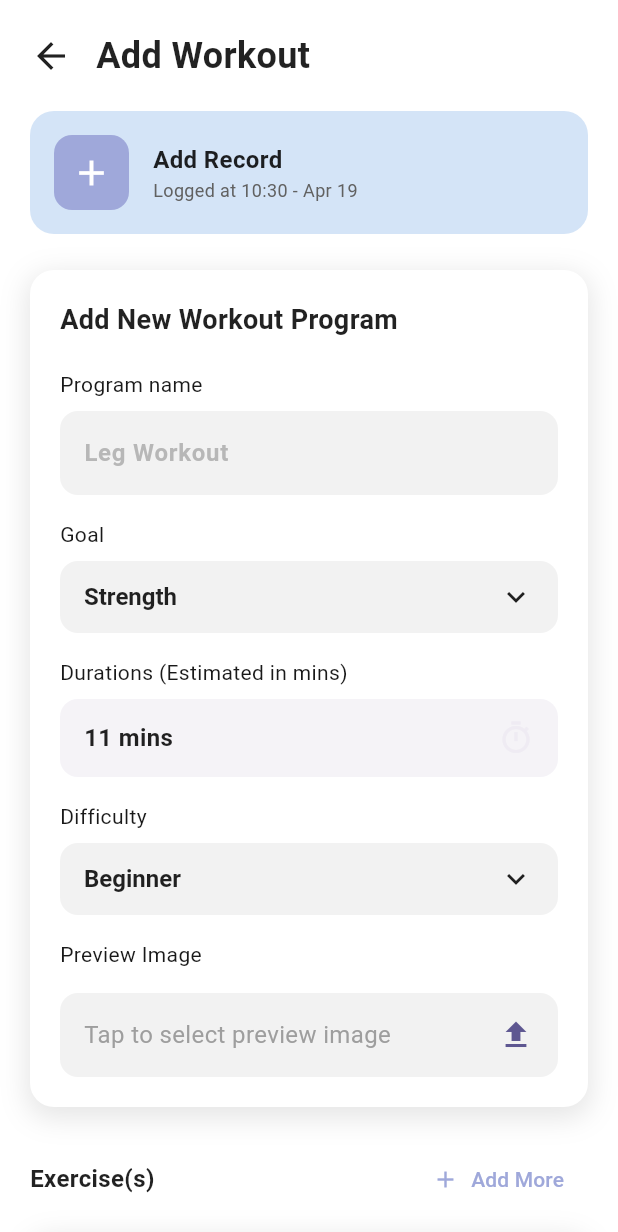
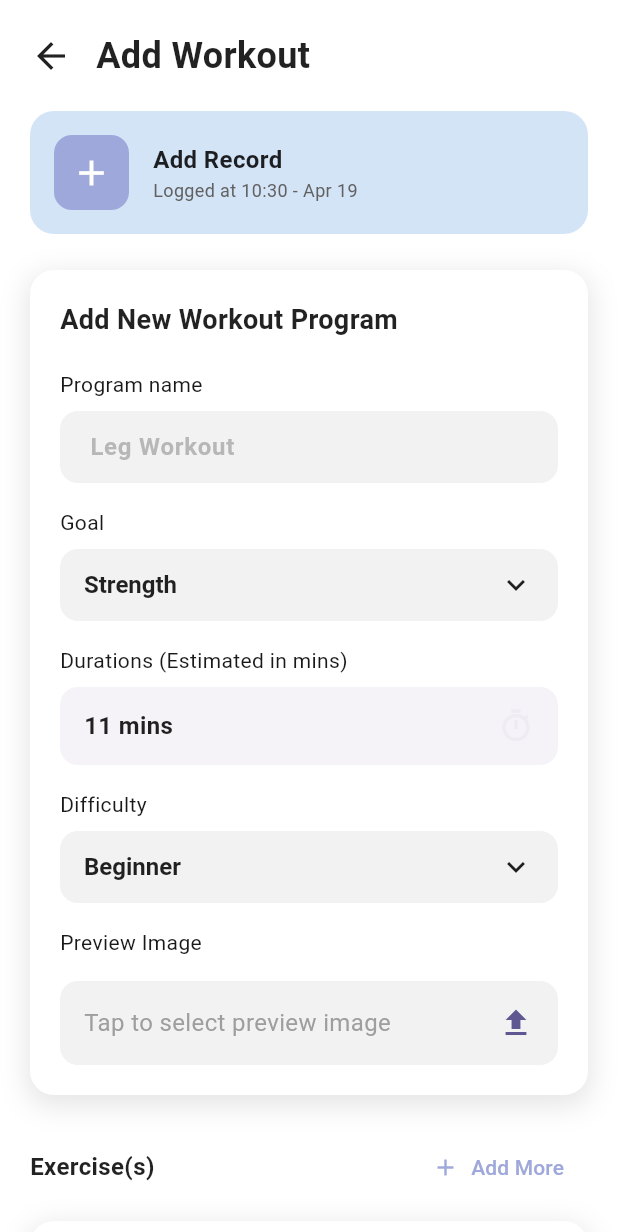
Before and after one commit to LucasLau11/mad_asgm_test, a Flutter app: the AddWorkoutProgramPage screen opened directly, on a phone screen of 412 x 824 dp. Shown: the top 1232 px of the screen. Run offline on Flutter 3.47's test engine with Material 3 defaults, Android fonts, the phone set to English and light mode, and no system bars; our stand-ins replace camera, flutter_local_notifications, flutter_map, geolocator, image_picker, latlong2 and 5 more; missing offline and left inert: flutter_foreground_task, google_mlkit_pose_detection, tflite_flutter; accounts and stored records are empty; Roboto replaces fonts that are missing (SF Pro Display).

Commit message:
add validation input field for textfield, add dynamic color changing for each newly created workout record

```diff
--- a/lib/views/workout_view/workout_program_add_page.dart
+++ b/lib/views/workout_view/workout_program_add_page.dart
@@ -6,6 +6,7 @@ import '../../controllers/workout_controller.dart';
 import '../../services/database/heart_rate_database_service.dart';
 import '../../models/workout_model/workout_model.dart';
 import '../../models/workout_model/workout_exercise_model.dart';
+import 'dart:math';
 
 class AddWorkoutProgramPage extends StatefulWidget {
   const AddWorkoutProgramPage({Key? key}) : super(key: key);
@@ -46,6 +47,17 @@ class _AddWorkoutProgramPageState extends State<AddWorkoutProgramPage> {
     'Jumping Jack': '1. Stand upright with your feet together and arms at your sides.\n2. Jump while spreading your legs shoulder-width apart and raising your arms overhead.\n3. Quickly reverse the movement by jumping back to the starting position.\n4. Repeat in a steady rhythm while keeping your core engaged.',
     'Push-ups': '1. Start in a plank position.\n2. Lower your body until your chest nearly touches the floor.\n3. Keep your core tight and back flat.\n4. Push back up to the starting position.',
   };
+  final List<String> _safeColors = [
+    '0xFFDAD9FF', // Soft Lavender
+    '0xFFFFD8D8', // Soft Rose
+    '0xFFD4FF6E', // Lime Green
+    '0xFFFFE5A0', // Muted Yellow
+    '0xFFB2EBF2', // Light Cyan
+    '0xFFC8E6C9', // Pale Green
+    '0xFFF8BBD0', // Pastel Pink
+    '0xFFE1BEE7', // Light Purple
+    '0xFFFFCCBC', // Peach
+  ];
   List<ExerciseForm> _exercises = [];
 
   @override
@@ -120,27 +132,7 @@ class _AddWorkoutProgramPageState extends State<AddWorkoutProgramPage> {
     );
   }
 
-  void _syncDifficultyFromExercises() {
-    if (_exercises.isEmpty) return;
 
-    // Calculate average sets
-    double avgSets = _exercises.fold(0, (sum, ex) => sum + ex.sets) / _exercises.length;
-
-    String newDifficulty;
-    if (avgSets <= 2.2) {
-      newDifficulty = 'Beginner';
-    } else if (avgSets <= 3.2) {
-      newDifficulty = 'Intermediate';
-    } else {
-      newDifficulty = 'Advanced';
-    }
-
-    if (_selectedDifficulty != newDifficulty) {
-      setState(() {
-        _selectedDifficulty = newDifficulty;
-      });
-    }
-  }
   void _syncMetadata() {
     if (_exercises.isEmpty) return;
 
@@ -281,6 +273,7 @@ class _AddWorkoutProgramPageState extends State<AddWorkoutProgramPage> {
       try {
         final workoutId = _uuid.v4();
         final currentUserId = DatabaseService.currentUserId;
+        final String randomColor = _safeColors[Random().nextInt(_safeColors.length)];
 
         final workout = Workout(
           id: workoutId,
@@ -291,7 +284,7 @@ class _AddWorkoutProgramPageState extends State<AddWorkoutProgramPage> {
           exerciseCount: _exercises.length,
           durationMinutes: int.tryParse(_durationController.text) ?? 30,
           difficulty: _selectedDifficulty,
-          color: '0xFFDAD9FF',
+          color: randomColor,
           imageUrl: _previewImagePath ?? '',
         );
 
@@ -514,17 +507,63 @@ class _AddWorkoutProgramPageState extends State<AddWorkoutProgramPage> {
     return Padding(padding: const EdgeInsets.only(bottom: 8), child: Text(text, style: TextStyle(fontSize: 14, color: Theme.of(context).colorScheme.onSurface.withOpacity(0.9))));
   }
 
-  Widget _buildTextField({required TextEditingController controller, required String hintText, TextInputType keyboardType = TextInputType.text, int maxLines = 1}) {
-    return Container(
-      padding: const EdgeInsets.symmetric(horizontal: 16, vertical: 4),
-      decoration: BoxDecoration(color: Theme.of(context).colorScheme.onSurface.withOpacity(0.05), borderRadius: BorderRadius.circular(12)),
-      child: TextFormField(
-        controller: controller,
-        keyboardType: keyboardType,
-        maxLines: maxLines,
-        decoration: InputDecoration(hintText: hintText, border: InputBorder.none, hintStyle: TextStyle(color: Theme.of(context).colorScheme.onSurfaceVariant.withOpacity(0.7))),
-        style:  TextStyle(fontSize: 16, fontWeight: FontWeight.w600, color: Theme.of(context).colorScheme.onSurface),
-        validator: (value) => value == null || value.isEmpty ? 'Required' : null,
+  Widget _buildTextField({
+    required TextEditingController controller,
+    required String hintText,TextInputType keyboardType = TextInputType.text,
+    int maxLines = 1,
+  }) {
+    return TextFormField(
+      controller: controller,
+      keyboardType: keyboardType,
+      maxLines: maxLines,
+      style: TextStyle(
+        fontSize: 16,
+        fontWeight: FontWeight.w600,
+        color: Theme.of(context).colorScheme.onSurface,
+      ),
+      // This is the logic that prevents the "Empty" save
+      validator: (value) {
+        if (value == null || value.trim().isEmpty) {
+          return 'This field is required';
+        }
+        return null;
+      },
+      decoration: InputDecoration(
+        hintText: hintText,
+        hintStyle: TextStyle(
+          color: Theme.of(context).colorScheme.onSurfaceVariant.withOpacity(0.7),
+        ),
+        filled: true,
+        fillColor: Theme.of(context).colorScheme.onSurface.withOpacity(0.05),
+        contentPadding: const EdgeInsets.symmetric(horizontal: 16, vertical: 12),
+
+        // Normal border
+        enabledBorder: OutlineInputBorder(
+          borderRadius: BorderRadius.circular(12),
+          borderSide: BorderSide(color: Colors.transparent),
+        ),
+
+        // Border when you are typing
+        focusedBorder: OutlineInputBorder(
+          borderRadius: BorderRadius.circular(12),
+          borderSide: BorderSide(color: Theme.of(context).colorScheme.primary, width: 2),
+        ),
+
+        // Border when validation fails (THIS FIXES YOUR ISSUE)
+        errorBorder: OutlineInputBorder(
+          borderRadius: BorderRadius.circular(12),
+          borderSide: const BorderSide(color: Colors.redAccent, width: 1),
+        ),
+        focusedErrorBorder: OutlineInputBorder(
+          borderRadius: BorderRadius.circular(12),
+          borderSide: const BorderSide(color: Colors.redAccent, width: 2),
+        ),
+
+        // Style for the "Required" text below the box
+        errorStyle: const TextStyle(
+          color: Colors.redAccent,
+          fontWeight: FontWeight.bold,
+        ),
       ),
     );
   }
```
Also changed, not shown: lib/views/workout_view/workout_program_edit_page.dart (+57 -11 lines).
